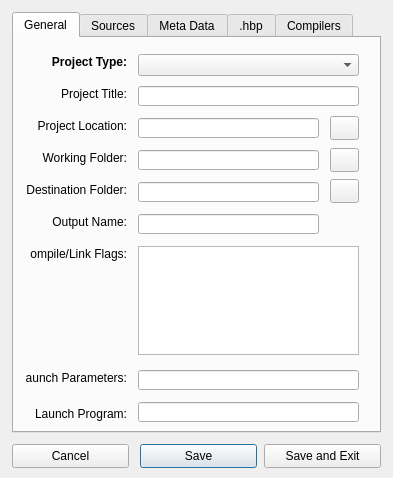
This is harbour/contrib/hbide/resources/projectproperties.ui in harbour/core as Qt 5 draws it before an edit. The edited form follows.
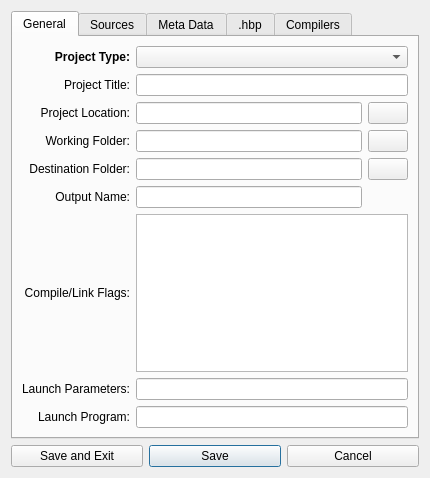
This is the edited form. The open tabs and pages were chosen to show the change.

Commit message: 2010-01-10 22:54 UTC-0800 Pritpal Bedi (pritpal@vouchcac.com)   + contrib/hbide/resources/folder.png     + Added new image to be placed on "Property Dialog"s       folder selection push buttons.

```diff
--- a/harbour/contrib/hbide/resources/projectproperties.ui
+++ b/harbour/contrib/hbide/resources/projectproperties.ui
@@ -22,51 +22,19 @@
   <property name="styleSheet">
    <string/>
   </property>
+  <layout class="QVBoxLayout" name="verticalLayout">
+   <item>
   <widget class="QTabWidget" name="tabWidget">
-   <property name="geometry">
-    <rect>
-     <x>12</x>
-     <y>12</y>
-     <width>369</width>
-     <height>421</height>
-    </rect>
-   </property>
    <property name="currentIndex">
-    <number>0</number>
+      <number>1</number>
    </property>
    <widget class="QWidget" name="tabGeneral">
     <attribute name="title">
      <string>General</string>
     </attribute>
-    <widget class="QComboBox" name="comboPrjType">
-     <property name="geometry">
-      <rect>
-       <x>124</x>
-       <y>16</y>
-       <width>221</width>
-       <height>22</height>
-      </rect>
-     </property>
-     <property name="toolTip">
-      <string>&lt;!DOCTYPE HTML PUBLIC &quot;-//W3C//DTD HTML 4.0//EN&quot; &quot;http://www.w3.org/TR/REC-html40/strict.dtd&quot;&gt;
-&lt;html&gt;&lt;head&gt;&lt;meta name=&quot;qrichtext&quot; content=&quot;1&quot; /&gt;&lt;style type=&quot;text/css&quot;&gt;
-p, li { white-space: pre-wrap; }
-&lt;/style&gt;&lt;/head&gt;&lt;body style=&quot; font-family:'MS Shell Dlg 2'; font-size:8.25pt; font-weight:400; font-style:normal;&quot;&gt;
-&lt;p align=&quot;center&quot; style=&quot; margin-top:0px; margin-bottom:0px; margin-left:0px; margin-right:0px; -qt-block-indent:0; text-indent:0px;&quot;&gt;&lt;span style=&quot; font-size:8pt;&quot;&gt;A project may be of type Executable|Library|Dll.&lt;/span&gt;&lt;/p&gt;&lt;/body&gt;&lt;/html&gt;</string>
-     </property>
-     <property name="editable">
-      <bool>false</bool>
-     </property>
-    </widget>
+      <layout class="QGridLayout" name="gridLayout">
+       <item row="0" column="0">
     <widget class="QLabel" name="label">
-     <property name="geometry">
-      <rect>
-       <x>12</x>
-       <y>16</y>
-       <width>101</width>
-       <height>16</height>
-      </rect>
-     </property>
      <property name="font">
       <font>
        <weight>75</weight>
@@ -80,32 +48,23 @@
       <set>Qt::AlignRight|Qt::AlignTrailing|Qt::AlignVCenter</set>
      </property>
     </widget>
-    <widget class="QLineEdit" name="editPrjTitle">
-     <property name="geometry">
-      <rect>
-       <x>124</x>
-       <y>48</y>
-       <width>221</width>
-       <height>20</height>
-      </rect>
-     </property>
+       </item>
+       <item row="0" column="1" colspan="2">
+        <widget class="QComboBox" name="comboPrjType">
      <property name="toolTip">
       <string>&lt;!DOCTYPE HTML PUBLIC &quot;-//W3C//DTD HTML 4.0//EN&quot; &quot;http://www.w3.org/TR/REC-html40/strict.dtd&quot;&gt;
 &lt;html&gt;&lt;head&gt;&lt;meta name=&quot;qrichtext&quot; content=&quot;1&quot; /&gt;&lt;style type=&quot;text/css&quot;&gt;
 p, li { white-space: pre-wrap; }
 &lt;/style&gt;&lt;/head&gt;&lt;body style=&quot; font-family:'MS Shell Dlg 2'; font-size:8.25pt; font-weight:400; font-style:normal;&quot;&gt;
-&lt;p align=&quot;center&quot; style=&quot; margin-top:0px; margin-bottom:0px; margin-left:0px; margin-right:0px; -qt-block-indent:0; text-indent:0px;&quot;&gt;&lt;span style=&quot; font-size:8pt;&quot;&gt;Title will be shown as a node in  project tree.&lt;/span&gt;&lt;/p&gt;&lt;/body&gt;&lt;/html&gt;</string>
-     </property>
-    </widget>
+&lt;p align=&quot;center&quot; style=&quot; margin-top:0px; margin-bottom:0px; margin-left:0px; margin-right:0px; -qt-block-indent:0; text-indent:0px;&quot;&gt;&lt;span style=&quot; font-size:8pt;&quot;&gt;A project may be of type Executable|Library|Dll.&lt;/span&gt;&lt;/p&gt;&lt;/body&gt;&lt;/html&gt;</string>
+         </property>
+         <property name="editable">
+          <bool>false</bool>
+         </property>
+        </widget>
+       </item>
+       <item row="1" column="0">
     <widget class="QLabel" name="label_2">
-     <property name="geometry">
-      <rect>
-       <x>12</x>
-       <y>48</y>
-       <width>101</width>
-       <height>16</height>
-      </rect>
-     </property>
      <property name="text">
       <string>Project Title:</string>
      </property>
@@ -113,15 +72,20 @@
       <set>Qt::AlignRight|Qt::AlignTrailing|Qt::AlignVCenter</set>
      </property>
     </widget>
+       </item>
+       <item row="1" column="1" colspan="2">
+        <widget class="QLineEdit" name="editPrjTitle">
+         <property name="toolTip">
+          <string>&lt;!DOCTYPE HTML PUBLIC &quot;-//W3C//DTD HTML 4.0//EN&quot; &quot;http://www.w3.org/TR/REC-html40/strict.dtd&quot;&gt;
+&lt;html&gt;&lt;head&gt;&lt;meta name=&quot;qrichtext&quot; content=&quot;1&quot; /&gt;&lt;style type=&quot;text/css&quot;&gt;
+p, li { white-space: pre-wrap; }
+&lt;/style&gt;&lt;/head&gt;&lt;body style=&quot; font-family:'MS Shell Dlg 2'; font-size:8.25pt; font-weight:400; font-style:normal;&quot;&gt;
+&lt;p align=&quot;center&quot; style=&quot; margin-top:0px; margin-bottom:0px; margin-left:0px; margin-right:0px; -qt-block-indent:0; text-indent:0px;&quot;&gt;&lt;span style=&quot; font-size:8pt;&quot;&gt;Title will be shown as a node in  project tree.&lt;/span&gt;&lt;/p&gt;&lt;/body&gt;&lt;/html&gt;</string>
+         </property>
+        </widget>
+       </item>
+       <item row="2" column="0">
     <widget class="QLabel" name="label_3">
-     <property name="geometry">
-      <rect>
-       <x>12</x>
-       <y>80</y>
-       <width>101</width>
-       <height>16</height>
-      </rect>
-     </property>
      <property name="text">
       <string>Project Location:</string>
      </property>
@@ -129,15 +93,9 @@
       <set>Qt::AlignRight|Qt::AlignTrailing|Qt::AlignVCenter</set>
      </property>
     </widget>
+       </item>
+       <item row="2" column="1">
     <widget class="QLineEdit" name="editPrjLoctn">
-     <property name="geometry">
-      <rect>
-       <x>124</x>
-       <y>80</y>
-       <width>181</width>
-       <height>20</height>
-      </rect>
-     </property>
      <property name="toolTip">
       <string>&lt;!DOCTYPE HTML PUBLIC &quot;-//W3C//DTD HTML 4.0//EN&quot; &quot;http://www.w3.org/TR/REC-html40/strict.dtd&quot;&gt;
 &lt;html&gt;&lt;head&gt;&lt;meta name=&quot;qrichtext&quot; content=&quot;1&quot; /&gt;&lt;style type=&quot;text/css&quot;&gt;
@@ -146,15 +104,25 @@
 &lt;p align=&quot;center&quot; style=&quot; margin-top:0px; margin-bottom:0px; margin-left:0px; margin-right:0px; -qt-block-indent:0; text-indent:0px;&quot;&gt;&lt;span style=&quot; font-size:8pt;&quot;&gt;Project location is the folder where project definition file .hbi will be stored. &amp;lt;Project Location&amp;gt; plus &amp;lt;Output Name&amp;gt; will comprise the full file name with .hbp extension.&lt;/span&gt;&lt;/p&gt;&lt;/body&gt;&lt;/html&gt;</string>
      </property>
     </widget>
+       </item>
+       <item row="2" column="2">
+        <widget class="QPushButton" name="buttonChoosePrjLoc">
+         <property name="text">
+          <string/>
+         </property>
+         <property name="iconSize">
+          <size>
+           <width>21</width>
+           <height>20</height>
+          </size>
+         </property>
+         <property name="autoDefault">
+          <bool>true</bool>
+         </property>
+        </widget>
+       </item>
+       <item row="3" column="0">
     <widget class="QLabel" name="label_4">
-     <property name="geometry">
-      <rect>
-       <x>12</x>
-       <y>112</y>
-       <width>101</width>
-       <height>16</height>
-      </rect>
-     </property>
      <property name="text">
       <string>Working Folder:</string>
      </property>
@@ -162,15 +130,9 @@
       <set>Qt::AlignRight|Qt::AlignTrailing|Qt::AlignVCenter</set>
      </property>
     </widget>
+       </item>
+       <item row="3" column="1">
     <widget class="QLineEdit" name="editWrkFolder">
-     <property name="geometry">
-      <rect>
-       <x>124</x>
-       <y>112</y>
-       <width>181</width>
-       <height>20</height>
-      </rect>
-     </property>
      <property name="toolTip">
       <string>&lt;!DOCTYPE HTML PUBLIC &quot;-//W3C//DTD HTML 4.0//EN&quot; &quot;http://www.w3.org/TR/REC-html40/strict.dtd&quot;&gt;
 &lt;html&gt;&lt;head&gt;&lt;meta name=&quot;qrichtext&quot; content=&quot;1&quot; /&gt;&lt;style type=&quot;text/css&quot;&gt;
@@ -179,15 +141,22 @@
 &lt;p align=&quot;center&quot; style=&quot; margin-top:0px; margin-bottom:0px; margin-left:0px; margin-right:0px; -qt-block-indent:0; text-indent:0px;&quot;&gt;&lt;span style=&quot; font-size:8pt;&quot;&gt;Working folder will be used to host HBMK2 compliant &lt;/span&gt;&lt;span style=&quot; font-size:8pt; font-weight:600;&quot;&gt;&amp;lt;Output Name&amp;gt;&lt;/span&gt;&lt;span style=&quot; font-size:8pt;&quot;&gt; plus &lt;/span&gt;&lt;span style=&quot; font-size:8pt; font-weight:600;&quot;&gt;&amp;lt;.hbp&amp;gt;&lt;/span&gt;&lt;span style=&quot; font-size:8pt;&quot;&gt; and will be designated as current folder when &lt;/span&gt;&lt;span style=&quot; font-size:8pt; font-weight:600;&quot;&gt;HBMK2&lt;/span&gt;&lt;span style=&quot; font-size:8pt;&quot;&gt; will be invoked.&lt;/span&gt;&lt;/p&gt;&lt;/body&gt;&lt;/html&gt;</string>
      </property>
     </widget>
+       </item>
+       <item row="3" column="2">
+        <widget class="QPushButton" name="buttonChooseWd">
+         <property name="text">
+          <string/>
+         </property>
+         <property name="iconSize">
+          <size>
+           <width>21</width>
+           <height>20</height>
+          </size>
+         </property>
+        </widget>
+       </item>
+       <item row="4" column="0">
     <widget class="QLabel" name="label_5">
-     <property name="geometry">
-      <rect>
-       <x>12</x>
-       <y>144</y>
-       <width>101</width>
-       <height>16</height>
-      </rect>
-     </property>
      <property name="text">
       <string>Destination Folder:</string>
      </property>
@@ -195,15 +164,9 @@
       <set>Qt::AlignRight|Qt::AlignTrailing|Qt::AlignVCenter</set>
      </property>
     </widget>
+       </item>
+       <item row="4" column="1">
     <widget class="QLineEdit" name="editDstFolder">
-     <property name="geometry">
-      <rect>
-       <x>124</x>
-       <y>144</y>
-       <width>181</width>
-       <height>20</height>
-      </rect>
-     </property>
      <property name="toolTip">
       <string>&lt;!DOCTYPE HTML PUBLIC &quot;-//W3C//DTD HTML 4.0//EN&quot; &quot;http://www.w3.org/TR/REC-html40/strict.dtd&quot;&gt;
 &lt;html&gt;&lt;head&gt;&lt;meta name=&quot;qrichtext&quot; content=&quot;1&quot; /&gt;&lt;style type=&quot;text/css&quot;&gt;
@@ -213,15 +176,22 @@
 &lt;p align=&quot;center&quot; style=&quot; margin-top:0px; margin-bottom:0px; margin-left:0px; margin-right:0px; -qt-block-indent:0; text-indent:0px;&quot;&gt;But currently this functionality will be achieved through the -o compiler flag.&lt;/p&gt;&lt;/body&gt;&lt;/html&gt;</string>
      </property>
     </widget>
+       </item>
+       <item row="4" column="2">
+        <widget class="QPushButton" name="buttonChooseDest">
+         <property name="text">
+          <string/>
+         </property>
+         <property name="iconSize">
+          <size>
+           <width>21</width>
+           <height>20</height>
+          </size>
+         </property>
+        </widget>
+       </item>
+       <item row="5" column="0">
     <widget class="QLabel" name="label_6">
-     <property name="geometry">
-      <rect>
-       <x>12</x>
-       <y>176</y>
-       <width>101</width>
-       <height>16</height>
-      </rect>
-     </property>
      <property name="text">
       <string>Output Name:</string>
      </property>
@@ -229,15 +199,9 @@
       <set>Qt::AlignRight|Qt::AlignTrailing|Qt::AlignVCenter</set>
      </property>
     </widget>
+       </item>
+       <item row="5" column="1">
     <widget class="QLineEdit" name="editOutName">
-     <property name="geometry">
-      <rect>
-       <x>124</x>
-       <y>176</y>
-       <width>181</width>
-       <height>20</height>
-      </rect>
-     </property>
      <property name="toolTip">
       <string>&lt;!DOCTYPE HTML PUBLIC &quot;-//W3C//DTD HTML 4.0//EN&quot; &quot;http://www.w3.org/TR/REC-html40/strict.dtd&quot;&gt;
 &lt;html&gt;&lt;head&gt;&lt;meta name=&quot;qrichtext&quot; content=&quot;1&quot; /&gt;&lt;style type=&quot;text/css&quot;&gt;
@@ -246,15 +210,36 @@
 &lt;p align=&quot;center&quot; style=&quot; margin-top:0px; margin-bottom:0px; margin-left:0px; margin-right:0px; -qt-block-indent:0; text-indent:0px;&quot;&gt;Output name is used as final name for .hbi .hbp .exe .lib .a and will be added to the paths retrieved via &amp;lt;Project Location&amp;gt;, &amp;lt;Working Folder&amp;gt;, &amp;lt;Destination Folder&amp;gt;, etc. So this is a very important component.&lt;/p&gt;&lt;/body&gt;&lt;/html&gt;</string>
      </property>
     </widget>
+       </item>
+       <item row="6" column="0">
+        <widget class="QLabel" name="label_9">
+         <property name="text">
+          <string>Compile/Link Flags:</string>
+         </property>
+         <property name="alignment">
+          <set>Qt::AlignRight|Qt::AlignTrailing|Qt::AlignVCenter</set>
+         </property>
+        </widget>
+       </item>
+       <item row="6" column="1" colspan="2">
+        <widget class="QPlainTextEdit" name="editFlags">
+         <property name="toolTip">
+          <string>&lt;!DOCTYPE HTML PUBLIC &quot;-//W3C//DTD HTML 4.0//EN&quot; &quot;http://www.w3.org/TR/REC-html40/strict.dtd&quot;&gt;
+&lt;html&gt;&lt;head&gt;&lt;meta name=&quot;qrichtext&quot; content=&quot;1&quot; /&gt;&lt;style type=&quot;text/css&quot;&gt;
+p, li { white-space: pre-wrap; }
+&lt;/style&gt;&lt;/head&gt;&lt;body style=&quot; font-family:'MS Shell Dlg 2'; font-size:8.25pt; font-weight:400; font-style:normal;&quot;&gt;
+&lt;p align=&quot;center&quot; style=&quot; margin-top:0px; margin-bottom:0px; margin-left:0px; margin-right:0px; -qt-block-indent:0; text-indent:0px;&quot;&gt;&lt;span style=&quot; font-size:8pt;&quot;&gt;Compiler/Linker flags may include all commands except the source files list. Additional libraries can be included here.&lt;/span&gt;&lt;/p&gt;&lt;/body&gt;&lt;/html&gt;</string>
+         </property>
+         <property name="styleSheet">
+          <string/>
+         </property>
+         <property name="lineWrapMode">
+          <enum>QPlainTextEdit::NoWrap</enum>
+         </property>
+        </widget>
+       </item>
+       <item row="7" column="0">
     <widget class="QLabel" name="label_7">
-     <property name="geometry">
-      <rect>
-       <x>12</x>
-       <y>332</y>
-       <width>101</width>
-       <height>16</height>
-      </rect>
-     </property>
      <property name="text">
       <string>Launch Parameters:</string>
      </property>
@@ -262,25 +247,12 @@
       <set>Qt::AlignRight|Qt::AlignTrailing|Qt::AlignVCenter</set>
      </property>
     </widget>
-    <widget class="QLineEdit" name="editLaunchParams">
-     <property name="geometry">
-      <rect>
-       <x>124</x>
-       <y>332</y>
-       <width>221</width>
-       <height>20</height>
-      </rect>
-     </property>
-    </widget>
+       </item>
+       <item row="7" column="1" colspan="2">
+        <widget class="QLineEdit" name="editLaunchParams"/>
+       </item>
+       <item row="8" column="0">
     <widget class="QLabel" name="label_8">
-     <property name="geometry">
-      <rect>
-       <x>12</x>
-       <y>368</y>
-       <width>101</width>
-       <height>16</height>
-      </rect>
-     </property>
      <property name="text">
       <string>Launch Program:</string>
      </property>
@@ -288,155 +260,45 @@
       <set>Qt::AlignRight|Qt::AlignTrailing|Qt::AlignVCenter</set>
      </property>
     </widget>
-    <widget class="QLineEdit" name="editLaunchExe">
-     <property name="geometry">
-      <rect>
-       <x>124</x>
-       <y>364</y>
-       <width>221</width>
-       <height>20</height>
-      </rect>
-     </property>
-    </widget>
-    <widget class="QPlainTextEdit" name="editFlags">
-     <property name="geometry">
-      <rect>
-       <x>124</x>
-       <y>208</y>
-       <width>221</width>
-       <height>109</height>
-      </rect>
-     </property>
-     <property name="toolTip">
-      <string>&lt;!DOCTYPE HTML PUBLIC &quot;-//W3C//DTD HTML 4.0//EN&quot; &quot;http://www.w3.org/TR/REC-html40/strict.dtd&quot;&gt;
-&lt;html&gt;&lt;head&gt;&lt;meta name=&quot;qrichtext&quot; content=&quot;1&quot; /&gt;&lt;style type=&quot;text/css&quot;&gt;
-p, li { white-space: pre-wrap; }
-&lt;/style&gt;&lt;/head&gt;&lt;body style=&quot; font-family:'MS Shell Dlg 2'; font-size:8.25pt; font-weight:400; font-style:normal;&quot;&gt;
-&lt;p align=&quot;center&quot; style=&quot; margin-top:0px; margin-bottom:0px; margin-left:0px; margin-right:0px; -qt-block-indent:0; text-indent:0px;&quot;&gt;&lt;span style=&quot; font-size:8pt;&quot;&gt;Compiler/Linker flags may include all commands except the source files list. Additional libraries can be included here.&lt;/span&gt;&lt;/p&gt;&lt;/body&gt;&lt;/html&gt;</string>
-     </property>
-     <property name="styleSheet">
-      <string/>
-     </property>
-     <property name="lineWrapMode">
-      <enum>QPlainTextEdit::NoWrap</enum>
-     </property>
-    </widget>
-    <widget class="QLabel" name="label_9">
-     <property name="geometry">
-      <rect>
-       <x>16</x>
-       <y>208</y>
-       <width>97</width>
-       <height>16</height>
-      </rect>
-     </property>
-     <property name="text">
-      <string>Compile/Link Flags:</string>
-     </property>
-     <property name="alignment">
-      <set>Qt::AlignRight|Qt::AlignTrailing|Qt::AlignVCenter</set>
-     </property>
-    </widget>
-    <widget class="QPushButton" name="buttonChooseWd">
-     <property name="geometry">
-      <rect>
-       <x>316</x>
-       <y>110</y>
-       <width>29</width>
-       <height>24</height>
-      </rect>
-     </property>
-     <property name="text">
-      <string/>
-     </property>
-     <property name="iconSize">
-      <size>
-       <width>21</width>
-       <height>20</height>
-      </size>
-     </property>
-    </widget>
-    <widget class="QPushButton" name="buttonChoosePrjLoc">
-     <property name="geometry">
-      <rect>
-       <x>316</x>
-       <y>78</y>
-       <width>29</width>
-       <height>24</height>
-      </rect>
-     </property>
-     <property name="text">
-      <string/>
-     </property>
-     <property name="iconSize">
-      <size>
-       <width>21</width>
-       <height>20</height>
-      </size>
-     </property>
-     <property name="autoDefault">
-      <bool>true</bool>
-     </property>
-    </widget>
-    <widget class="QPushButton" name="buttonChooseDest">
-     <property name="geometry">
-      <rect>
-       <x>316</x>
-       <y>141</y>
-       <width>29</width>
-       <height>24</height>
-      </rect>
-     </property>
-     <property name="text">
-      <string/>
-     </property>
-     <property name="iconSize">
-      <size>
-       <width>21</width>
-       <height>20</height>
-      </size>
-     </property>
-    </widget>
+       </item>
+       <item row="8" column="1" colspan="2">
+        <widget class="QLineEdit" name="editLaunchExe"/>
+       </item>
+      </layout>
    </widget>
    <widget class="QWidget" name="tabFiles">
     <attribute name="title">
      <string>Sources</string>
     </attribute>
+      <layout class="QGridLayout" name="gridLayout_2">
+       <item row="0" column="0">
     <widget class="QLabel" name="label_10">
-     <property name="geometry">
-      <rect>
-       <x>12</x>
-       <y>12</y>
-       <width>265</width>
-       <height>16</height>
-      </rect>
-     </property>
      <property name="text">
       <string>Source Files List ( use meta paths in angled brackets )</string>
      </property>
     </widget>
+       </item>
+       <item row="0" column="1">
     <widget class="QPushButton" name="buttonSelect">
-     <property name="geometry">
-      <rect>
-       <x>290</x>
-       <y>8</y>
-       <width>61</width>
-       <height>24</height>
-      </rect>
+         <property name="sizePolicy">
+          <sizepolicy hsizetype="Fixed" vsizetype="Fixed">
+           <horstretch>0</horstretch>
+           <verstretch>0</verstretch>
+          </sizepolicy>
+         </property>
+         <property name="minimumSize">
+          <size>
+           <width>90</width>
+           <height>0</height>
+          </size>
      </property>
      <property name="text">
       <string>Select</string>
      </property>
     </widget>
+       </item>
+       <item row="1" column="0" colspan="2">
     <widget class="QPlainTextEdit" name="editSources">
-     <property name="geometry">
-      <rect>
-       <x>12</x>
-       <y>40</y>
-       <width>341</width>
-       <height>345</height>
-      </rect>
-     </property>
      <property name="toolTip">
       <string>&lt;!DOCTYPE HTML PUBLIC &quot;-//W3C//DTD HTML 4.0//EN&quot; &quot;http://www.w3.org/TR/REC-html40/strict.dtd&quot;&gt;
 &lt;html&gt;&lt;head&gt;&lt;meta name=&quot;qrichtext&quot; content=&quot;1&quot; /&gt;&lt;style type=&quot;text/css&quot;&gt;
@@ -454,44 +316,21 @@
       <enum>QPlainTextEdit::NoWrap</enum>
      </property>
     </widget>
+       </item>
+      </layout>
    </widget>
    <widget class="QWidget" name="tab">
     <attribute name="title">
      <string>Meta Data</string>
     </attribute>
-    <widget class="QPlainTextEdit" name="editMetaData">
-     <property name="geometry">
-      <rect>
-       <x>12</x>
-       <y>120</y>
-       <width>341</width>
-       <height>265</height>
-      </rect>
-     </property>
-     <property name="toolTip">
-      <string>&lt;!DOCTYPE HTML PUBLIC &quot;-//W3C//DTD HTML 4.0//EN&quot; &quot;http://www.w3.org/TR/REC-html40/strict.dtd&quot;&gt;
-&lt;html&gt;&lt;head&gt;&lt;meta name=&quot;qrichtext&quot; content=&quot;1&quot; /&gt;&lt;style type=&quot;text/css&quot;&gt;
-p, li { white-space: pre-wrap; }
-&lt;/style&gt;&lt;/head&gt;&lt;body style=&quot; font-family:'MS Shell Dlg 2'; font-size:8.25pt; font-weight:400; font-style:normal;&quot;&gt;
-&lt;p align=&quot;center&quot; style=&quot; margin-top:0px; margin-bottom:0px; margin-left:0px; margin-right:0px; -qt-block-indent:0; text-indent:0px;&quot;&gt;Meta-keys are a special way of keeping generic information which is of repeated and/or of dynamic nature. HBIDE implements meta key/value pair more comprehensively. It allows you to write an expression for the value part which get evaluated at the time project is loaded. The only point to take into consideration is that value returned by such expression must be of type character.&lt;/p&gt;
-&lt;p align=&quot;center&quot; style=&quot;-qt-paragraph-type:empty; margin-top:0px; margin-bottom:0px; margin-left:0px; margin-right:0px; -qt-block-indent:0; text-indent:0px;&quot;&gt;&lt;/p&gt;
-&lt;p align=&quot;center&quot; style=&quot; margin-top:0px; margin-bottom:0px; margin-left:0px; margin-right:0px; -qt-block-indent:0; text-indent:0px;&quot;&gt;The expression is evaluated only once and keeps its value until the HBIDE interface is closed. In case of any error, the expression string itself is returned.&lt;/p&gt;&lt;/body&gt;&lt;/html&gt;</string>
-     </property>
-     <property name="styleSheet">
-      <string/>
-     </property>
-     <property name="lineWrapMode">
-      <enum>QPlainTextEdit::NoWrap</enum>
-     </property>
-    </widget>
+      <layout class="QGridLayout" name="gridLayout_3">
+       <item row="0" column="0">
     <widget class="QPlainTextEdit" name="editMetaHelp">
-     <property name="geometry">
-      <rect>
-       <x>12</x>
-       <y>12</y>
-       <width>341</width>
-       <height>93</height>
-      </rect>
+         <property name="sizePolicy">
+          <sizepolicy hsizetype="Expanding" vsizetype="Minimum">
+           <horstretch>0</horstretch>
+           <verstretch>0</verstretch>
+          </sizepolicy>
      </property>
      <property name="styleSheet">
       <string>background-color: rgb(171, 171, 171);</string>
@@ -519,20 +358,35 @@
 Pritpal Bedi</string>
      </property>
     </widget>
+       </item>
+       <item row="1" column="0">
+        <widget class="QPlainTextEdit" name="editMetaData">
+         <property name="toolTip">
+          <string>&lt;!DOCTYPE HTML PUBLIC &quot;-//W3C//DTD HTML 4.0//EN&quot; &quot;http://www.w3.org/TR/REC-html40/strict.dtd&quot;&gt;
+&lt;html&gt;&lt;head&gt;&lt;meta name=&quot;qrichtext&quot; content=&quot;1&quot; /&gt;&lt;style type=&quot;text/css&quot;&gt;
+p, li { white-space: pre-wrap; }
+&lt;/style&gt;&lt;/head&gt;&lt;body style=&quot; font-family:'MS Shell Dlg 2'; font-size:8.25pt; font-weight:400; font-style:normal;&quot;&gt;
+&lt;p align=&quot;center&quot; style=&quot; margin-top:0px; margin-bottom:0px; margin-left:0px; margin-right:0px; -qt-block-indent:0; text-indent:0px;&quot;&gt;Meta-keys are a special way of keeping generic information which is of repeated and/or of dynamic nature. HBIDE implements meta key/value pair more comprehensively. It allows you to write an expression for the value part which get evaluated at the time project is loaded. The only point to take into consideration is that value returned by such expression must be of type character.&lt;/p&gt;
+&lt;p align=&quot;center&quot; style=&quot;-qt-paragraph-type:empty; margin-top:0px; margin-bottom:0px; margin-left:0px; margin-right:0px; -qt-block-indent:0; text-indent:0px;&quot;&gt;&lt;/p&gt;
+&lt;p align=&quot;center&quot; style=&quot; margin-top:0px; margin-bottom:0px; margin-left:0px; margin-right:0px; -qt-block-indent:0; text-indent:0px;&quot;&gt;The expression is evaluated only once and keeps its value until the HBIDE interface is closed. In case of any error, the expression string itself is returned.&lt;/p&gt;&lt;/body&gt;&lt;/html&gt;</string>
+         </property>
+         <property name="styleSheet">
+          <string/>
+         </property>
+         <property name="lineWrapMode">
+          <enum>QPlainTextEdit::NoWrap</enum>
+         </property>
+        </widget>
+       </item>
+      </layout>
    </widget>
    <widget class="QWidget" name="tabHbp">
     <attribute name="title">
      <string>.hbp</string>
     </attribute>
+      <layout class="QGridLayout" name="gridLayout_4">
+       <item row="0" column="0">
     <widget class="QPlainTextEdit" name="editHbp">
-     <property name="geometry">
-      <rect>
-       <x>12</x>
-       <y>12</y>
-       <width>341</width>
-       <height>373</height>
-      </rect>
-     </property>
      <property name="toolTip">
       <string>&lt;!DOCTYPE HTML PUBLIC &quot;-//W3C//DTD HTML 4.0//EN&quot; &quot;http://www.w3.org/TR/REC-html40/strict.dtd&quot;&gt;
 &lt;html&gt;&lt;head&gt;&lt;meta name=&quot;qrichtext&quot; content=&quot;1&quot; /&gt;&lt;style type=&quot;text/css&quot;&gt;
@@ -552,20 +406,16 @@
       <bool>true</bool>
      </property>
     </widget>
+       </item>
+      </layout>
    </widget>
    <widget class="QWidget" name="tabCompilers">
     <attribute name="title">
      <string>Compilers</string>
     </attribute>
+      <layout class="QGridLayout" name="gridLayout_5">
+       <item row="0" column="0">
     <widget class="QPlainTextEdit" name="editCompilers">
-     <property name="geometry">
-      <rect>
-       <x>12</x>
-       <y>12</y>
-       <width>341</width>
-       <height>373</height>
-      </rect>
-     </property>
      <property name="toolTip">
       <string>&lt;!DOCTYPE HTML PUBLIC &quot;-//W3C//DTD HTML 4.0//EN&quot; &quot;http://www.w3.org/TR/REC-html40/strict.dtd&quot;&gt;
 &lt;html&gt;&lt;head&gt;&lt;meta name=&quot;qrichtext&quot; content=&quot;1&quot; /&gt;&lt;style type=&quot;text/css&quot;&gt;
@@ -584,33 +434,22 @@
       <enum>QPlainTextEdit::NoWrap</enum>
      </property>
     </widget>
-   </widget>
-  </widget>
-  <widget class="QPushButton" name="buttonCn">
-   <property name="geometry">
-    <rect>
-     <x>12</x>
-     <y>444</y>
-     <width>117</width>
-     <height>24</height>
-    </rect>
-   </property>
+       </item>
+      </layout>
+     </widget>
+    </widget>
+   </item>
+   <item>
+    <layout class="QHBoxLayout" name="horizontalLayout">
+     <item>
+      <widget class="QPushButton" name="buttonSaveExit">
    <property name="text">
-    <string>Cancel</string>
-   </property>
-   <property name="autoDefault">
-    <bool>false</bool>
-   </property>
-  </widget>
+        <string>Save and Exit</string>
+       </property>
+      </widget>
+     </item>
+     <item>
   <widget class="QPushButton" name="buttonSave">
-   <property name="geometry">
-    <rect>
-     <x>140</x>
-     <y>444</y>
-     <width>117</width>
-     <height>24</height>
-    </rect>
-   </property>
    <property name="text">
     <string>Save</string>
    </property>
@@ -621,19 +460,20 @@
     <bool>true</bool>
    </property>
   </widget>
-  <widget class="QPushButton" name="buttonSaveExit">
-   <property name="geometry">
-    <rect>
-     <x>264</x>
-     <y>444</y>
-     <width>117</width>
-     <height>24</height>
-    </rect>
-   </property>
+     </item>
+     <item>
+      <widget class="QPushButton" name="buttonCn">
    <property name="text">
-    <string>Save and Exit</string>
-   </property>
-  </widget>
+        <string>Cancel</string>
+       </property>
+       <property name="autoDefault">
+        <bool>false</bool>
+       </property>
+      </widget>
+     </item>
+    </layout>
+   </item>
+  </layout>
  </widget>
  <tabstops>
   <tabstop>comboPrjType</tabstop>
```
Left out of the diff: 3 changed lines with no effect on the pictures. Lines whose indentation alone changed are shown as unchanged. The commit also changes 9 other files.
